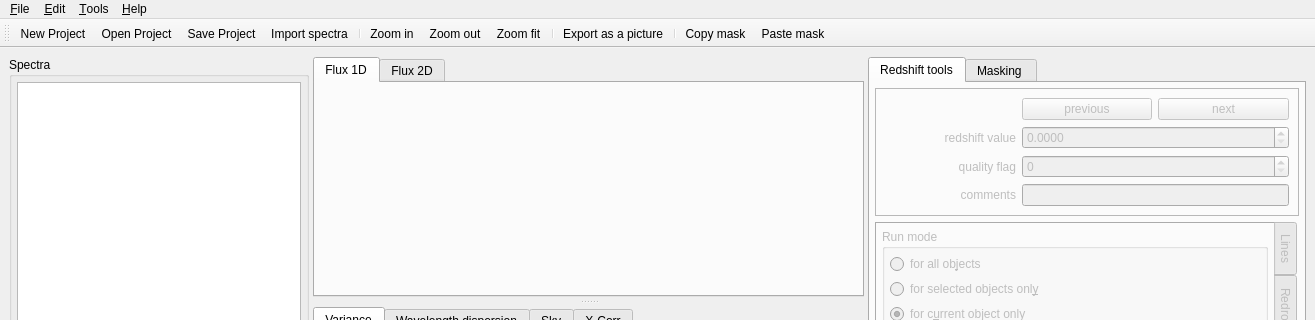
Qt form src/redmost/ui/main_window.ui (mauritiusdadd/redmost) before a commit; both pictures show x 0 to 1315 and y 0 to 320 of the 1315 by 849 pixel window.
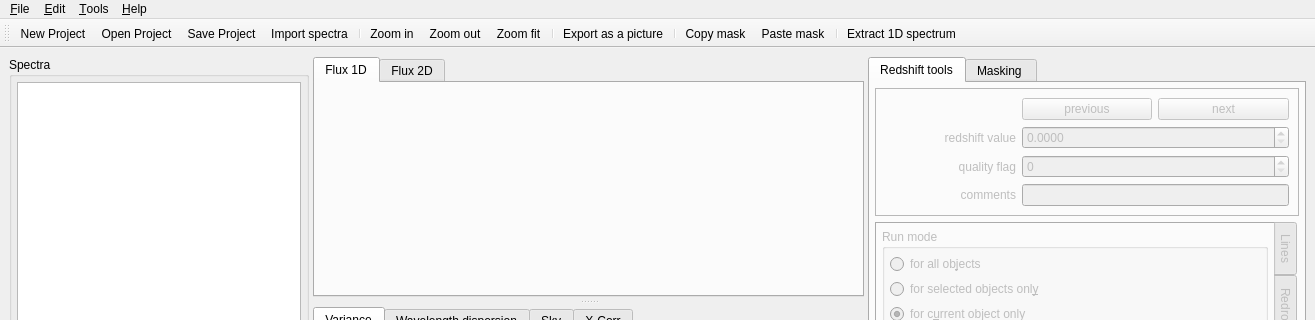
The same form after that commit. Icons and pictures are not drawn.

Commit message: Add basic spectral 1D extraction dialog

The edit to the form file:
```diff
--- a/src/redmost/ui/main_window.ui
+++ b/src/redmost/ui/main_window.ui
@@ -1970,6 +1970,8 @@
    <addaction name="separator"/>
    <addaction name="action_mask_copy"/>
    <addaction name="action_mask_paste"/>
+   <addaction name="separator"/>
+   <addaction name="action_extract_spec_1d"/>
   </widget>
   <action name="action_open_project">
    <property name="icon">
@@ -2154,6 +2156,17 @@
     <enum>QAction::MenuRole::NoRole</enum>
    </property>
   </action>
+  <action name="action_extract_spec_1d">
+   <property name="text">
+    <string>Extract 1D spectrum</string>
+   </property>
+   <property name="toolTip">
+    <string>Extract 1D spectrum from the current selected 2D/3D spec</string>
+   </property>
+   <property name="menuRole">
+    <enum>QAction::MenuRole::NoRole</enum>
+   </property>
+  </action>
  </widget>
  <resources/>
  <connections>
```
Left out of the diff: 2 changed lines with no effect on the pictures. The commit also changes 3 other files.
